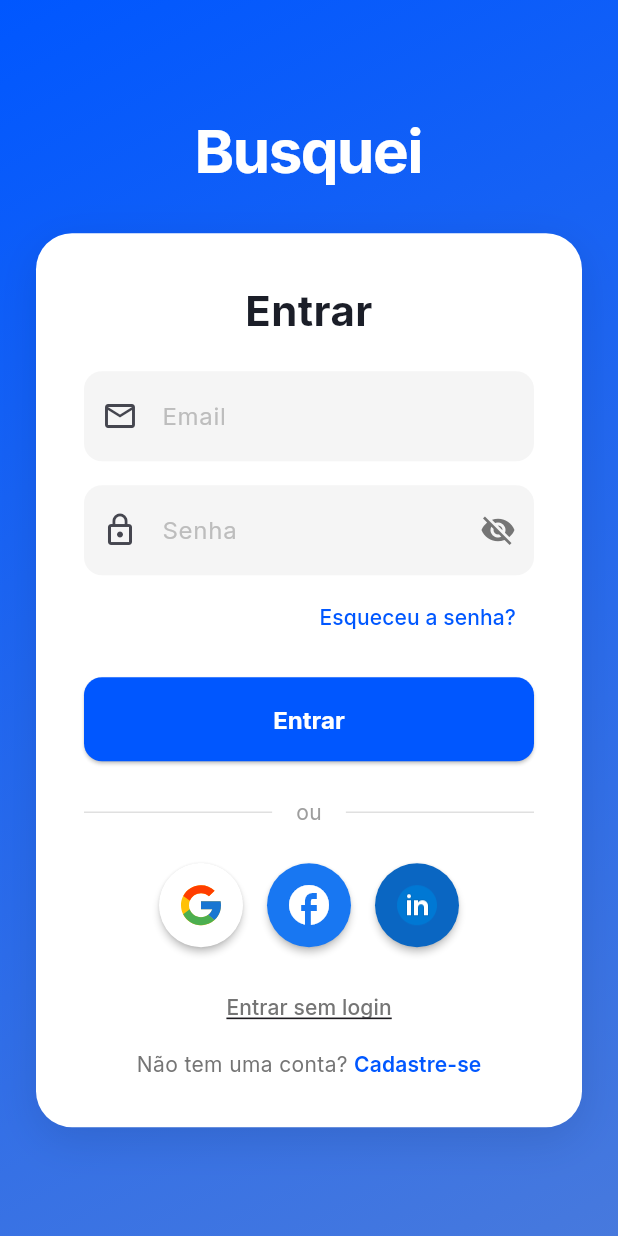
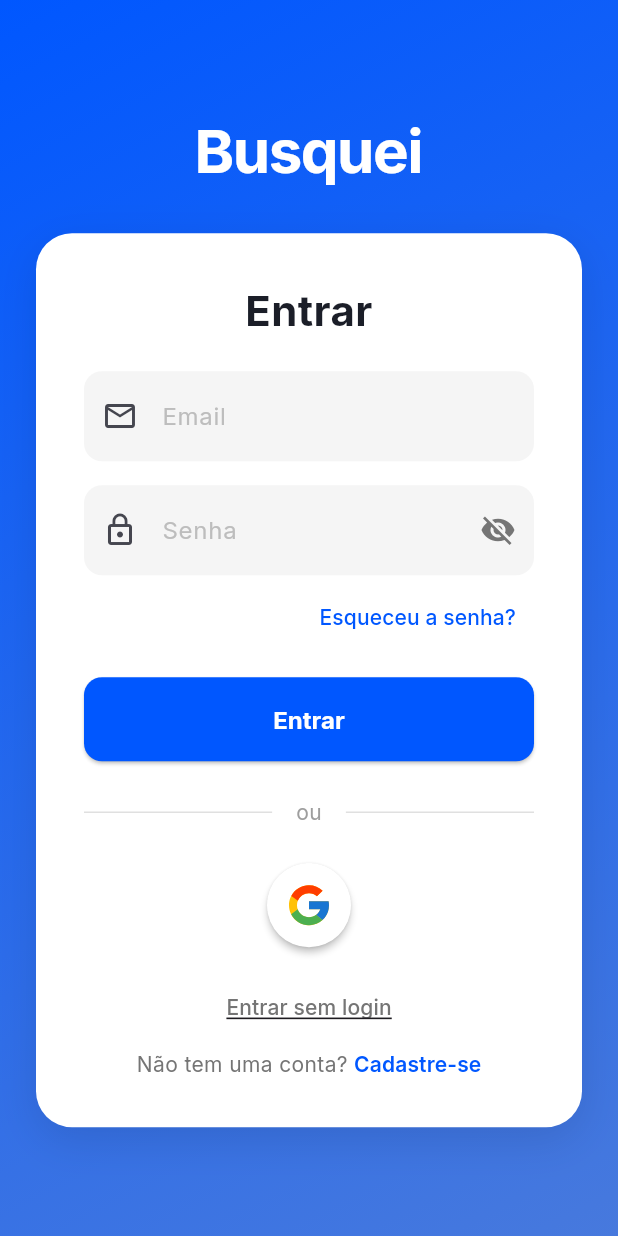
Before and after one commit to CHECKHUB-BRAZIL/buskei-frontend-flutter, a Flutter app: the screen it shows after launch, on a phone screen of 412 x 824 dp. Run offline on Flutter 3.47's test engine with Material 3 defaults, Android fonts, the phone set to English and light mode, and no system bars; our stand-ins replace connectivity_plus, dartz, dio, equatable, flutter_secure_storage, flutter_svg and 3 more; accounts and stored records are empty; network calls fail.

Commit message:
refactor(auth): remove authentication via LinkedIn and Facebook

```diff
--- a/lib/features/auth/presentation/pages/login_page.dart
+++ b/lib/features/auth/presentation/pages/login_page.dart
@@ -304,30 +304,6 @@
             controller.loginWithGoogle();
           },
         ),
-        const SizedBox(width: 16),
-        SocialLoginButton(
-          icon: Icons.facebook,
-          backgroundColor: const Color(0xFF1877F2),
-          onTap: () {
-            Get.snackbar(
-              'Em breve',
-              'Login com Facebook em desenvolvimento',
-              snackPosition: SnackPosition.BOTTOM,
-            );
-          },
-        ),
-        const SizedBox(width: 16),
-        SocialLoginButton(
-          assetPath: "assets/icon/linkedin.png",
-          backgroundColor: const Color(0xFF0A66C2),
-          onTap: () {
-            Get.snackbar(
-              'Em breve',
-              'Login com LinkedIn em desenvolvimento',
-              snackPosition: SnackPosition.BOTTOM,
-            );
-          },
-        ),
       ],
     );
   }
```
